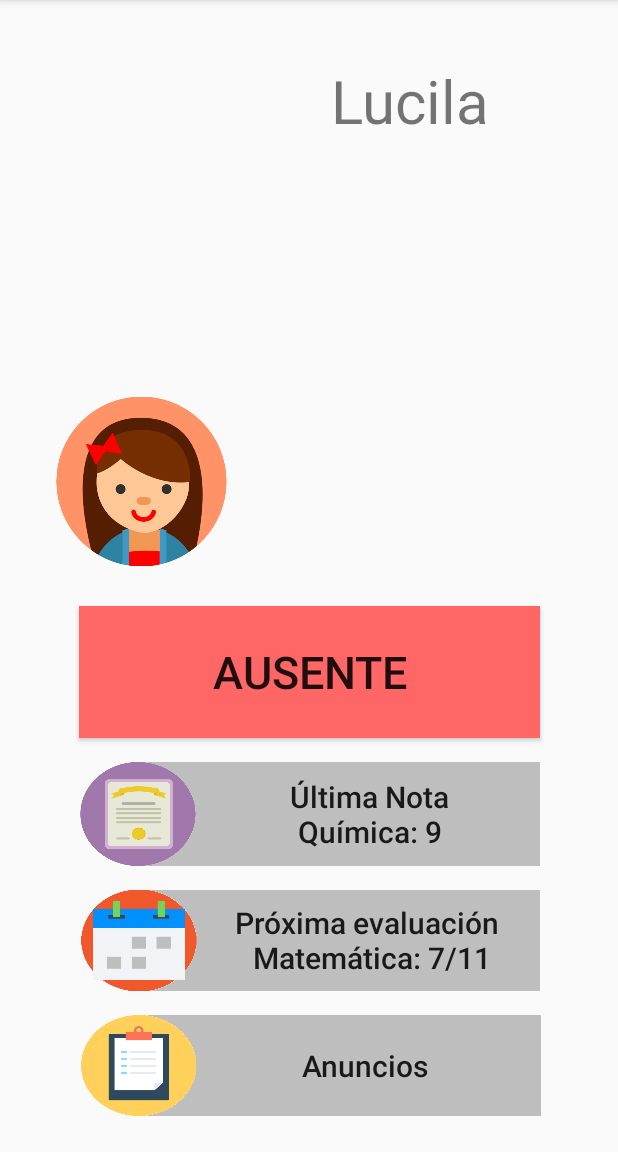
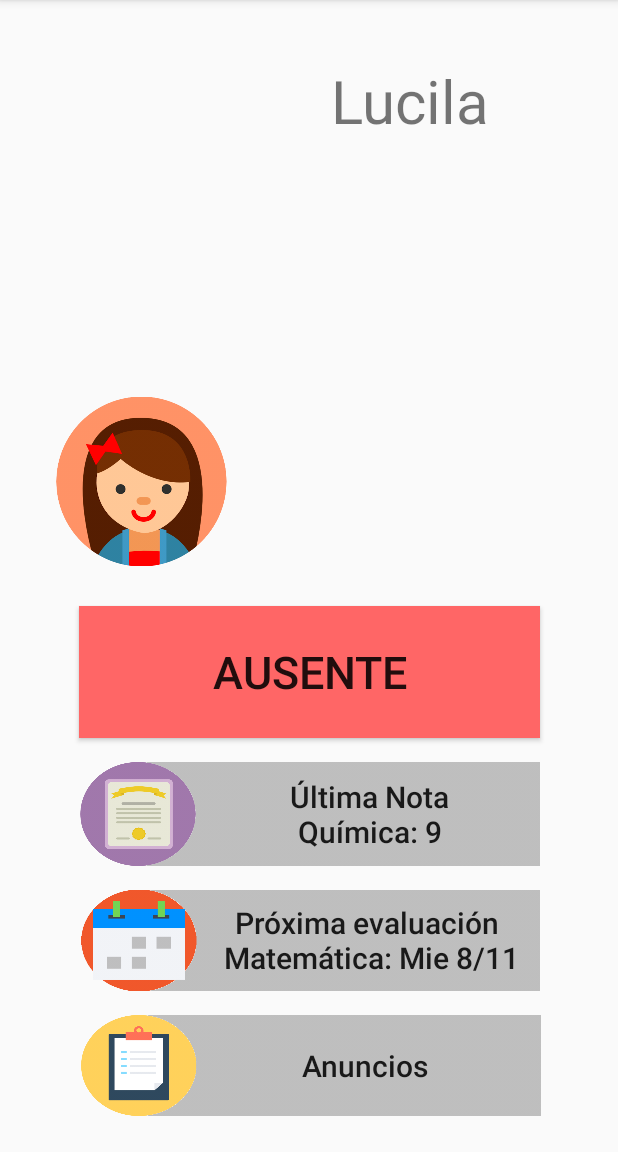
Before and after one commit to suttonnico/seguimiento, an Android app: the hijo1 screen opened directly, with no data from a screen before it, on a phone screen of 412 x 824 dp, the part 84-1236 px from its top. Run offline under Robolectric (Android 15) with nearby library versions, the light colour scheme and no system bars.

Commit message:
Calendar, notas e hijos corregidos

```diff
--- a/app/src/main/java/com/example/nico/seguimiento/calendar.java
+++ b/app/src/main/java/com/example/nico/seguimiento/calendar.java
@@ -12,6 +12,6 @@ public class calendar extends AppCompatActivity {
     static final int DILOG_ID = 0;
     protected void onCreate(Bundle savedInstanceState) {
         super.onCreate(savedInstanceState);
-        setContentView(R.layout.calencdar);
+        setContentView(R.layout.calendar);
     }
 }
--- a/app/src/main/java/com/example/nico/seguimiento/notas.java
+++ b/app/src/main/java/com/example/nico/seguimiento/notas.java
@@ -4,14 +4,14 @@ import android.os.Bundle;
 import android.support.v7.app.AppCompatActivity;
 import android.widget.ListView;
 
-/**
+/*
  * Created by nico on 04/11/17.
  */
 
 public class notas extends AppCompatActivity {
 
     ListView simpleList;
-    String countryList[] = {" Vie 03/11 -- Matematica: 7", " Jue 02/11 -- Fisica: 8", " Lun 30/10 -- Quimica: 5", "Vie  27/10 -- Historia: 10", "Vie  20/10 -- Informatica: 10", "Mar  17/10 -- Geografia: 3","Lun  16/10 -- Musica: 9","Jue  12/10 -- Etica: 9","Mie  04/10 -- Biologia: 9","Vie  29/09 -- Matematica: 9","Jue  28/09 -- Fisica: 9","Lun  25/09 -- Literatura: 6","Jue  21/09 -- Formacion Civica: 1"," Vie 15/09 -- Gimnasia: 10","Jue  14/09 -- Artes Plasticas: 10"};
+    String countryList[] = {" Vie 03/11 - Matemática: 7", " Jue 02/11 - Física: 8", " Lun 30/10 - Química: 5", " Vie  27/10 - Historia: 10", " Vie  20/10 - Informática: 10", " Mar  17/10 - Geografía: 3"," Lun  16/10 - Música: 9"," Jue  12/10 - Ética: 9"," Mie  04/10 - Biología: 9"," Vie  29/09 - Matemática: 9"," Jue  28/09 - Física: 9"," Lun  25/09 - Literatura: 6"," Jue  21/09 - Filosofía: 1"," Vie 15/09 - Gimnasia: 10"," Jue  14/09 - Artes Plásticas: 10"};
     int flags[] = {R.drawable.checki, R.drawable.checki, R.drawable.crossi, R.drawable.checki, R.drawable.checki, R.drawable.crossi, R.drawable.checki, R.drawable.checki, R.drawable.checki, R.drawable.checki, R.drawable.checki, R.drawable.checki, R.drawable.crossi, R.drawable.checki, R.drawable.checki};
 
 
--- a/app/src/main/res/layout/calencdar.xml
+++ b/app/src/main/res/layout/calendar.xml
@@ -9,8 +9,8 @@
 
     <CalendarView
         android:id="@+id/calendarView"
-        android:layout_width="343dp"
-        android:layout_height="429dp"
+        android:layout_width="351dp"
+        android:layout_height="322dp"
         android:layout_marginBottom="8dp"
         android:layout_marginEnd="8dp"
         android:layout_marginStart="8dp"
--- a/app/src/main/res/layout/hija1.xml
+++ b/app/src/main/res/layout/hija1.xml
@@ -33,7 +33,9 @@
         app:layout_constraintEnd_toEndOf="parent"
         app:layout_constraintHorizontal_bias="0.846"
         app:layout_constraintStart_toStartOf="parent"
-        app:layout_constraintTop_toTopOf="parent" />
+        app:layout_constraintTop_toTopOf="parent"
+        android:layout_marginLeft="100dp"
+        android:layout_marginRight="60dp" />
 
     <Button
         android:id="@+id/button15"
@@ -50,7 +52,8 @@
         android:textSize="20sp"
         app:layout_constraintBottom_toTopOf="@+id/button16"
         app:layout_constraintEnd_toEndOf="parent"
-        app:layout_constraintStart_toStartOf="parent" />
+        app:layout_constraintStart_toStartOf="parent"
+        android:layout_gravity="end" />
 
     <Button
         android:id="@+id/button16"
@@ -61,13 +64,14 @@
         android:layout_marginStart="8dp"
         android:background="@drawable/calendario"
         android:onClick="go2calendar"
-        android:text="Próxima evaluación      \nMatemática: 7/11       "
+        android:text="Próxima evaluación      \nMatemática: Mie 8/11   "
         android:textAlignment="textEnd"
         android:textAllCaps="false"
         android:textSize="20sp"
         app:layout_constraintBottom_toTopOf="@+id/button17"
         app:layout_constraintEnd_toEndOf="parent"
-        app:layout_constraintStart_toStartOf="parent" />
+        app:layout_constraintStart_toStartOf="parent"
+        android:layout_gravity="end" />
 
     <Button
         android:id="@+id/button17"
@@ -85,7 +89,8 @@
         app:layout_constraintBottom_toBottomOf="parent"
         app:layout_constraintEnd_toEndOf="parent"
         app:layout_constraintHorizontal_bias="0.508"
-        app:layout_constraintStart_toStartOf="parent" />
+        app:layout_constraintStart_toStartOf="parent"
+        android:layout_gravity="end" />
 
     <ImageView
         android:id="@+id/imageView2"
@@ -95,7 +100,8 @@
         android:layout_marginStart="32dp"
         app:layout_constraintBottom_toTopOf="@+id/button4"
         app:layout_constraintStart_toStartOf="parent"
-        app:srcCompat="@drawable/lucila" />
+        app:srcCompat="@drawable/lucila"
+        android:layout_marginLeft="32dp" />
 
     <android.support.constraint.Guideline
         android:id="@+id/guideline2"
```
Also changed, not shown: app/src/main/res/layout/hijo2.xml (+12 -6 lines).
